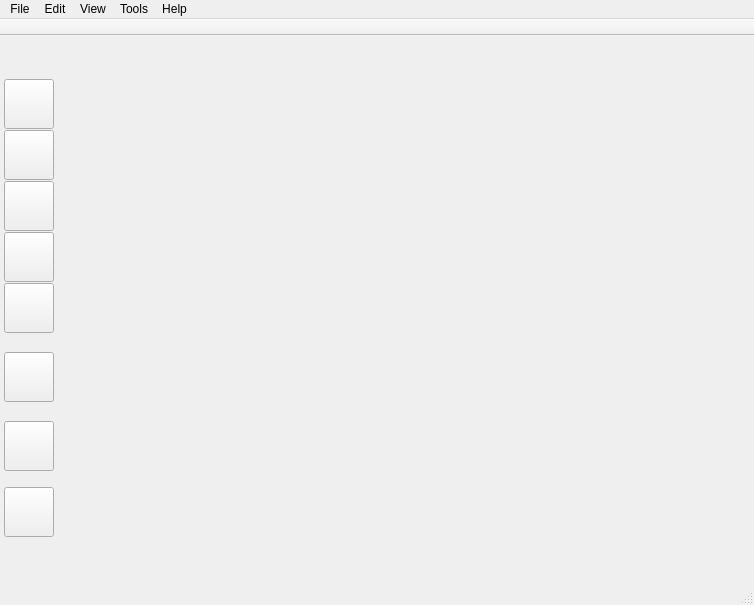
Above: ui/main_window.ui from zkovari/plotlyst before the change. Below: the same form after it.
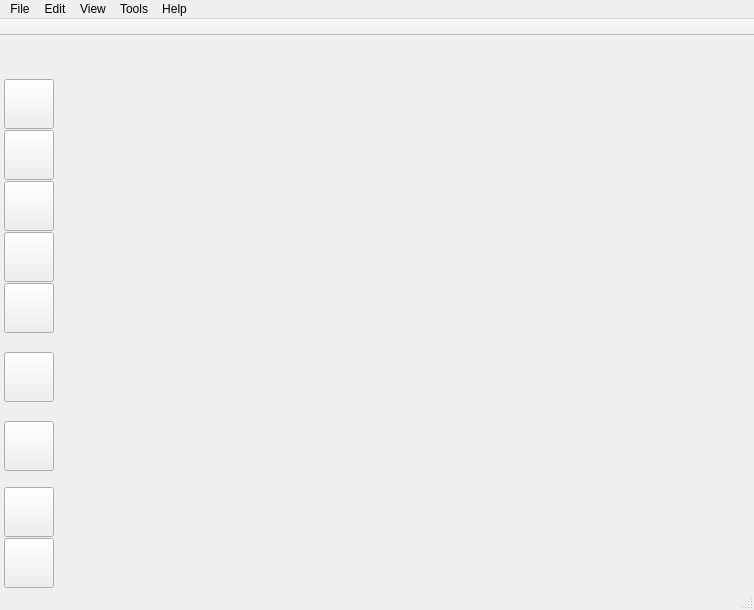
That is the form after the change.

Commit message: Add button on navbar to jump to settings

What changed in the file:
```diff
--- a/ui/main_window.ui
+++ b/ui/main_window.ui
@@ -541,6 +541,46 @@
              </property>
             </spacer>
            </item>
+           <item>
+            <widget class="QToolButton" name="btnSettingsLink">
+             <property name="minimumSize">
+              <size>
+               <width>50</width>
+               <height>50</height>
+              </size>
+             </property>
+             <property name="maximumSize">
+              <size>
+               <width>50</width>
+               <height>50</height>
+              </size>
+             </property>
+             <property name="cursor">
+              <cursorShape>PointingHandCursor</cursorShape>
+             </property>
+             <property name="toolTip">
+              <string>Jump to novel settings</string>
+             </property>
+             <property name="text">
+              <string/>
+             </property>
+             <property name="iconSize">
+              <size>
+               <width>32</width>
+               <height>32</height>
+              </size>
+             </property>
+             <property name="checkable">
+              <bool>false</bool>
+             </property>
+             <property name="base" stdset="0">
+              <bool>false</bool>
+             </property>
+             <property name="main-navbar" stdset="0">
+              <bool>true</bool>
+             </property>
+            </widget>
+           </item>
           </layout>
          </widget>
         </item>
```
The commit also changes 2 other files.
